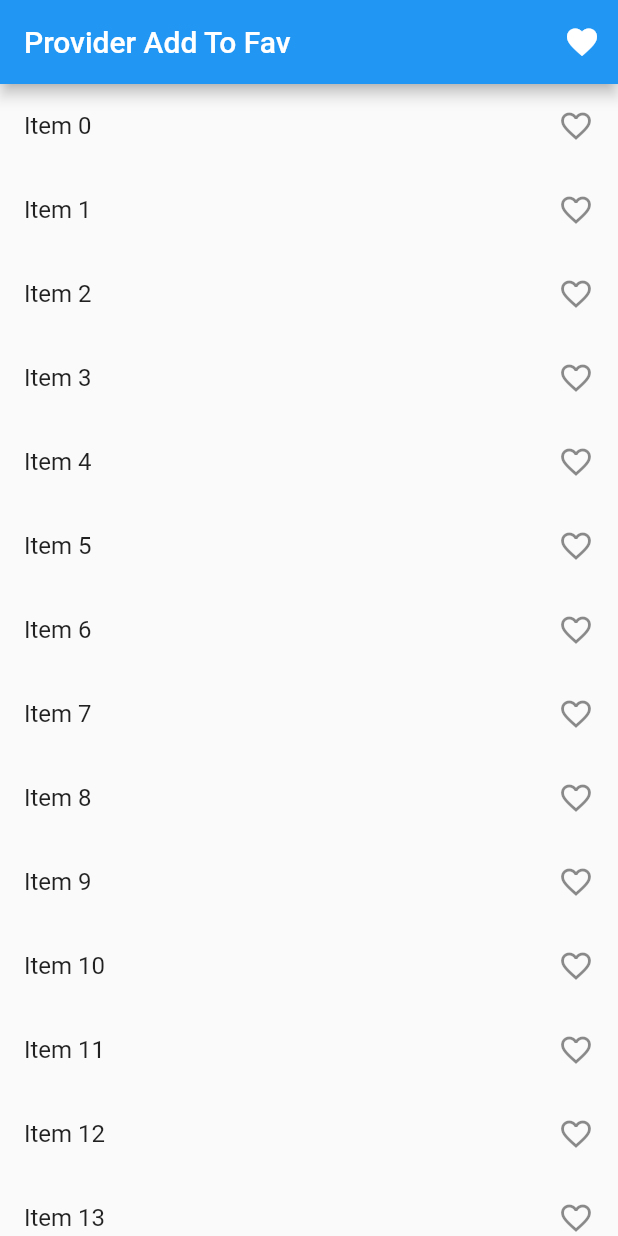
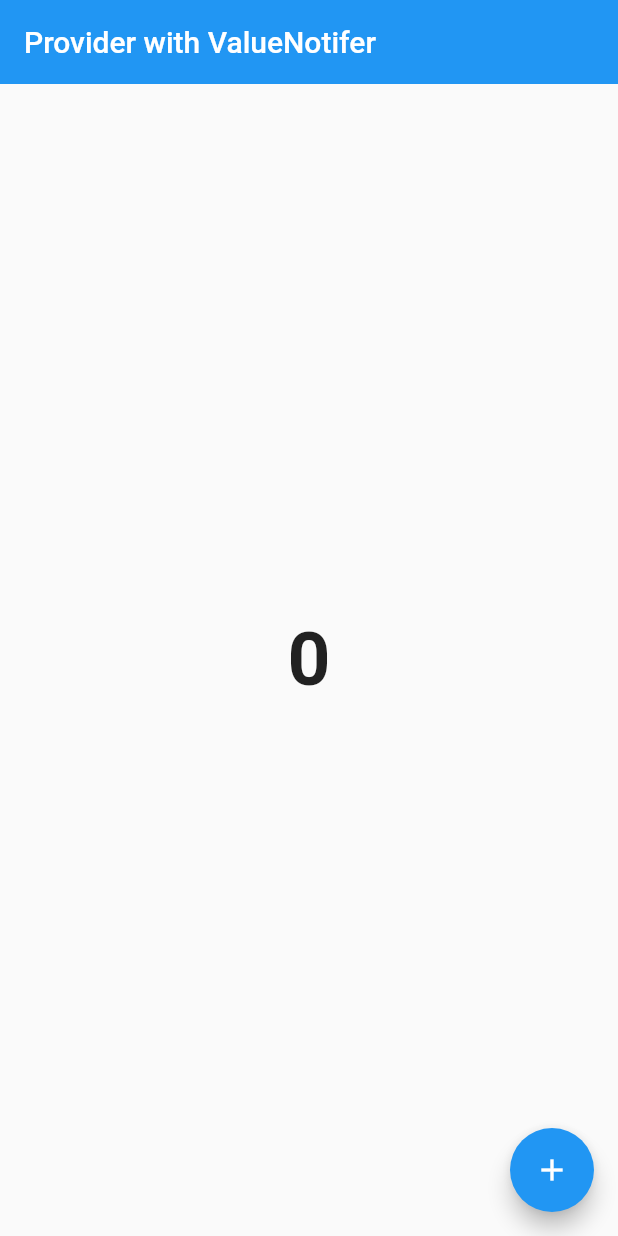
Before and after one commit to Mirzaazmath/flutter_provider_overview, a Flutter app: the screen it shows after launch, on a phone screen of 412 x 824 dp. Run offline on Flutter 3.47's test engine with Material 2 defaults, Android fonts, the phone set to English and light mode, and no system bars.

Commit message:
ProviderWithValueNotifier

```diff
--- a/lib/main.dart
+++ b/lib/main.dart
@@ -1,5 +1,5 @@
 import 'package:flutter/material.dart';
-import 'package:flutter_provider_overview/provider/addfavourite_provider.dart';
+
 import 'package:flutter_provider_overview/screens/home_screen.dart';
 import 'package:provider/provider.dart';
 void main(){
@@ -11,13 +11,9 @@ class MyApp extends StatelessWidget {
   @override
   Widget build(BuildContext context) {
     /// here we are initializing ChangeNotifierProvider to listen the changes
-    return ChangeNotifierProvider(
-      /// here we are creating the AddToFavouriteProvider for the entire app
-      create: (BuildContext context) =>AddToFavouriteProvider(),
-      child: MaterialApp(
-        debugShowCheckedModeBanner: false,
-        home: HomeScreen(),
-      ),
+    return MaterialApp(
+      debugShowCheckedModeBanner: false,
+      home: HomeScreen(),
     );
   }
 }
--- a/lib/provider/addfavourite_provider.dart
+++ /dev/null
@@ -1,19 +0,0 @@
-import 'package:flutter/foundation.dart';
-
-
-
-class AddToFavouriteProvider extends ChangeNotifier{
-  List<int>_selectedItems=[];
-  get selectedItems=>_selectedItems;
-
-  void addtofav(int value){
-    if(selectedItems.contains(value)){
-      selectedItems.remove(value);
-    }else{
-      selectedItems.add(value);
-    }
-
-    notifyListeners();
-  }
-
-}
--- a/lib/screens/home_screen.dart
+++ b/lib/screens/home_screen.dart
@@ -1,46 +1,43 @@
 import 'package:flutter/material.dart';
-import 'package:flutter_provider_overview/provider/addfavourite_provider.dart';
-import 'package:provider/provider.dart';
-
-import 'favorite_screen.dart';
-
-
 class HomeScreen extends StatelessWidget {
-  const HomeScreen({super.key});
+   HomeScreen({super.key});
+/// here we are using the ValueNotifier to avoid boiler plate code
+   /// it works same
+ final ValueNotifier<int>_counter= ValueNotifier<int>(0);
+ /// we assign value 0 at the time of it's initailization
+   /// and also we create ValueNotifier of type int because we are creating the counter app with ValueNotifier
 
   @override
   Widget build(BuildContext context) {
+    /// checking how many time we build the ui
     print("Build");
     return Scaffold(
       appBar: AppBar(
-        title:const  Text("Provider Add To Fav"),
-        actions: [
-          IconButton(onPressed: (){
-            Navigator.of(context).push(MaterialPageRoute(builder: (context)=>FavouriteScreen()));
+        elevation: 0,
+        title:const  Text("Provider with ValueNotifer"),
+      ),
+      body: Center(
+        /// to access the ValueNotifier we need to use ValueListenableBuilder it is same as consumer
+        child:ValueListenableBuilder(
+          /// here we are defining the ValueNotifier _counter to valueListenable to listen the changes
+            valueListenable: _counter,
+            /// builder builds the ui is the change occur
+            /// context ,value , child
+            builder: (context,value,child){
+              /// here we can access our counter using
+              return Text(value.toString(),style:const  TextStyle(fontWeight: FontWeight.bold,fontSize: 50),);
+        }),
 
-          }, icon: const Icon(Icons.favorite))
-        ],
       ),
-      body:ListView.builder(
-        itemCount:  100,
-          itemBuilder: (context,index){
-        return Consumer<AddToFavouriteProvider>(
-          builder: (context,provider,child) {
+      floatingActionButton: FloatingActionButton(
 
-            return ListTile(
-              onTap: () {
-
-                provider.addtofav(index);
-
-              },
-              title: Text("Item $index"),
-              trailing:provider.selectedItems.contains(index)?const Icon(Icons.favorite,color: Colors.red,): const Icon(Icons.favorite_border_outlined),
-
-            );
-          }
-        );
-      })
-
+        onPressed: (){
+          /// increasing the counter value
+          _counter.value++;
+          print(_counter.value);
+        },
+        child: const Icon(Icons.add),
+      ),
     );
   }
 }
```
Also changed, not shown: lib/screens/favorite_screen.dart (deleted, +0 -42 lines).
